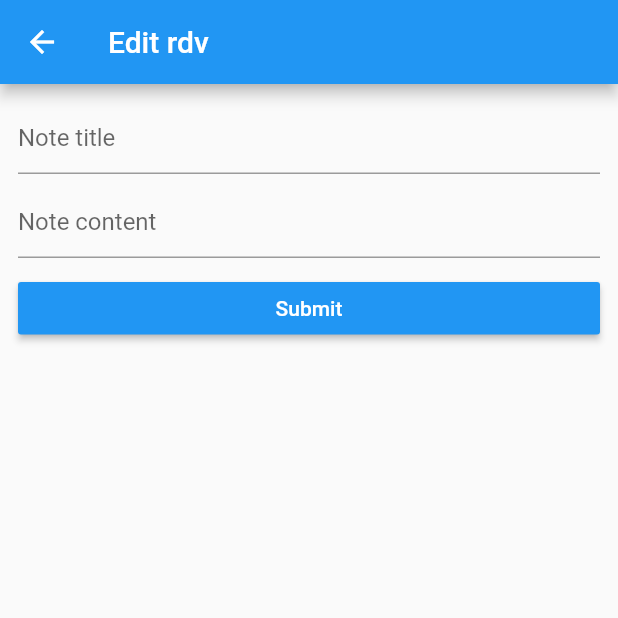
After one commit to LucaSappey/mobileApp_alltoo_callcenter, a Flutter app: the RdvEdit screen opened directly, on a phone screen of 412 x 824 dp, the top half of it. The commit adds this screen. Run offline on Flutter 3.47's test engine with Material 2 defaults, Android fonts, the phone set to English and light mode, and no system bars; our stand-ins replace font_awesome_flutter, smooth_star_rating; network calls fail.

Commit message:
Afficher les détails d'un rdv dans une autre page
Signed-off-by: LucaSappey <lucas.sappey@yahoo.fr>

```diff
--- a/allltoo_callcenter/lib/models/rdv.dart
+++ b/allltoo_callcenter/lib/models/rdv.dart
@@ -1,13 +1,47 @@
 class Rdv{
   int id;
-  String prospect;
+  Prospect prospect;
   String date;
 
-  Rdv(this.id, this.prospect, this.date);
+  Rdv({this.id, this.prospect, this.date});
 
-  Rdv.fromJson(Map<String, dynamic> json){
+  Rdv.fromJson(Map<String, dynamic> json) {
     id = json['id'];
-    prospect = json['nom_prospect'];
+    prospect = json['prospect'] != null
+        ? new Prospect.fromJson(json['prospect'])
+        : null;
     date = json['date'];
   }
+
+  Map<String, dynamic> toJson() {
+    final Map<String, dynamic> data = new Map<String, dynamic>();
+    data['id'] = this.id;
+    if (this.prospect != null) {
+      data['prospect'] = this.prospect.toJson();
+    }
+    data['date'] = this.date;
+    return data;
+  }
 }
+
+class Prospect{
+  int id;
+  String nom;
+  String adresse;
+
+  Prospect({this.id, this.nom, this.adresse});
+
+  Prospect.fromJson(Map<String, dynamic> json) {
+    id = json['id'];
+    nom = json['nom'];
+    adresse = json['adresse'];
+  }
+
+  Map<String, dynamic> toJson() {
+    final Map<String, dynamic> data = new Map<String, dynamic>();
+    data['id'] = this.id;
+    data['nom'] = this.nom;
+    data['adresse'] = this.adresse;
+    return data;
+  }
+}
--- /dev/null
+++ b/allltoo_callcenter/lib/rdv_edit.dart
@@ -0,0 +1,84 @@
+import 'package:flutter/material.dart';
+import 'models/rdv.dart';
+import 'package:http/http.dart' as http;
+import 'dart:convert';
+
+class RdvEdit extends StatefulWidget {
+  final int rdvID;
+  RdvEdit({this.rdvID});
+
+  @override
+  _RdvEditState createState() => _RdvEditState();
+}
+
+class _RdvEditState extends State<RdvEdit> {
+
+  Future<Rdv> fetchRdvs() async {
+    var url = 'http://10.0.2.2:8000/api/v1/' + widget.rdvID.toString() + '?format=json';
+    var response = await http.get(url);
+    Rdv rdv;
+    if(response.statusCode == 200){
+      var rdvJson = json.decode(response.body);
+      rdv  = Rdv.fromJson(rdvJson);
+      return rdv;
+    }
+  }
+  Rdv rdv;
+  TextEditingController _titleController = TextEditingController();
+  TextEditingController _contentController = TextEditingController();
+
+  @override
+  void initState(){
+    fetchRdvs().then((value){
+      setState(() {
+        rdv = value;
+        _titleController.text = rdv.prospect.nom;
+        _contentController.text = rdv.prospect.adresse;
+
+      });
+    });
+    super.initState();
+  }
+  @override
+  Widget build(BuildContext context) {
+    return Scaffold(
+      appBar: AppBar(title: Text('Edit rdv')),
+      body: Padding(
+        padding: const EdgeInsets.all(12.0),
+        child: Column(
+          children: <Widget>[
+            TextField(
+              controller: _titleController,
+              decoration: InputDecoration(
+                  hintText: 'Note title'
+              ),
+            ),
+
+            Container(height: 8),
+
+            TextField(
+              controller: _contentController,
+              decoration: InputDecoration(
+                  hintText: 'Note content'
+              ),
+            ),
+
+            Container(height: 16),
+
+            SizedBox(
+              width: double.infinity,
+              height: 35,
+              child: RaisedButton(
+                child: Text('Submit', style: TextStyle(color: Colors.white)),
+                color: Theme.of(context).primaryColor,
+                onPressed: () {
+                  Navigator.of(context).pop();
+                },
+              ),
+            )
+          ],
+        ),
+      ),
+    );
+  }
+}
```
Also changed, not shown: allltoo_callcenter/lib/main.dart (+16 -17 lines), allltoo_callcenter/lib/save.dart (deleted, +0 -37 lines).
